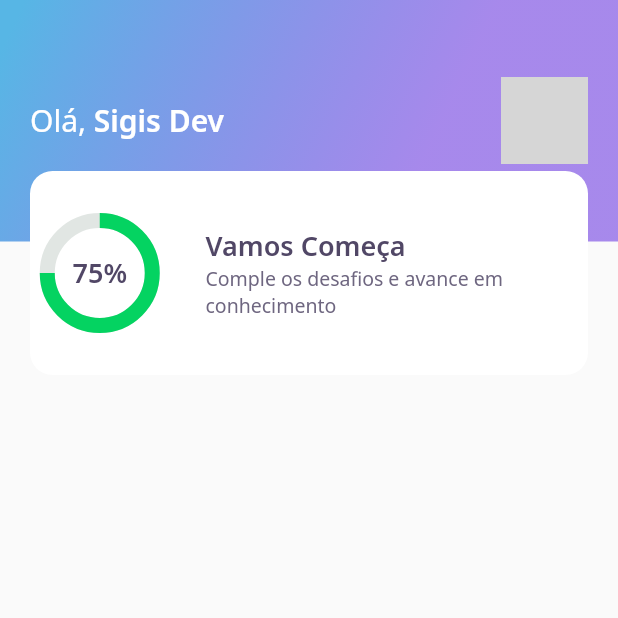
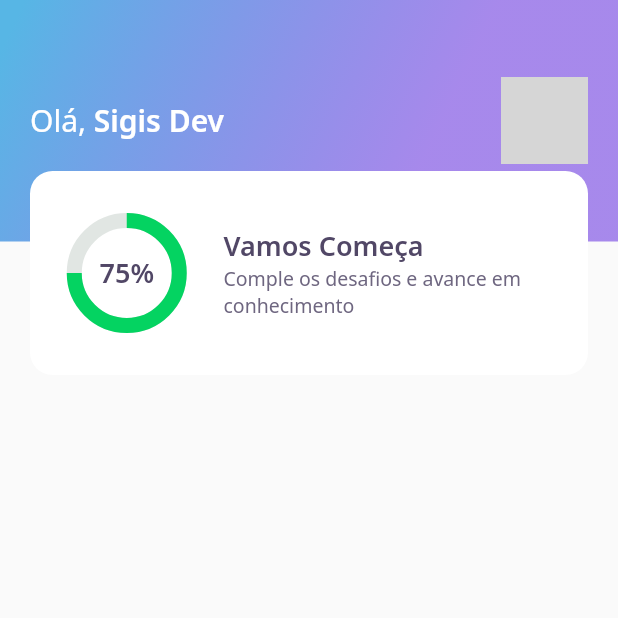
Before and after one commit to sigismundo03/devquiz, a Flutter app: the screen it shows after launch, on a phone screen of 412 x 824 dp, the top half of it. Run offline on Flutter 3.47's test engine with Material 2 defaults, Android fonts, the phone set to English and light mode, and no system bars; our stand-ins replace google_fonts; network calls fail; grey boxes are pictures that could not be loaded.

Commit message:
melhoria no scorecard e criando levelbutton

```diff
--- a/lib/home/widgets/scorecard/score_card_widget.dart
+++ b/lib/home/widgets/scorecard/score_card_widget.dart
@@ -20,6 +20,8 @@ class ScoreCardWidget extends StatelessWidget {
           color: AppColors.white,
           borderRadius: BorderRadius.circular(15),
         ),
+        child: Padding(
+          padding: const EdgeInsets.symmetric(horizontal: 24),
           child: Row(
             crossAxisAlignment: CrossAxisAlignment.center,
             children: [
@@ -50,6 +52,7 @@ class ScoreCardWidget extends StatelessWidget {
               ),
             ],
           ),
+        ),
 
       ),
     );
```
Also changed, not shown: lib/home/widgets/levelbutton/level_button_widget.dart (added, +10 -0 lines). Lines whose indentation alone changed are shown as unchanged.
